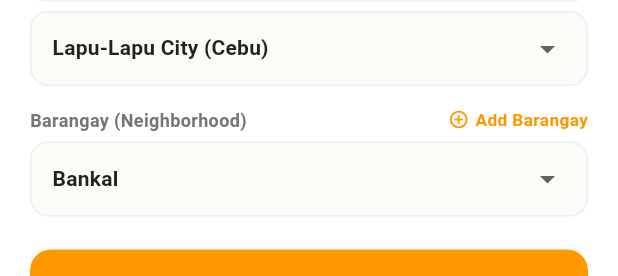
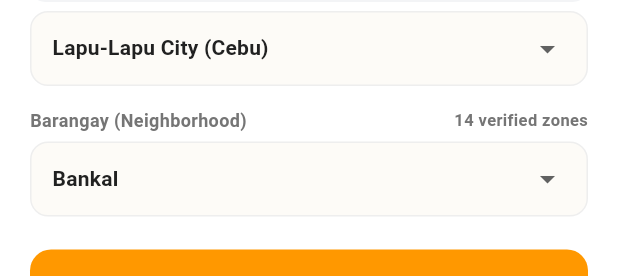
Before and after one commit to Ractopen-Academic/Poke-Iring, a Flutter app: the TerritorySelectionSheet widget shown alone on an empty page, opened directly with empty values, after a tap on "Detect Neighborhood from GPS", on a phone screen of 412 x 824 dp. Shown: the part 328-604 px from the top of the screen. Run offline on Flutter 3.47's test engine with Material 3 defaults, Android fonts, the phone set to English and light mode, and no system bars; our stand-ins replace cached_network_image, cloud_firestore, firebase_auth, firebase_core, firebase_storage, flutter_cache_manager and 9 more; accounts and stored records are empty; network calls fail.

Commit message:
feat(territory): implement autonomous gps territory detection and auto-sync

```diff
--- a/lib/core/constants/app_version.dart
+++ b/lib/core/constants/app_version.dart
@@ -3,10 +3,10 @@ class AppVersion {
 
   // Major remains locked at 0 during pre-release until full functional stability
   static const int major = 0;
-  static const int feature = 27;
+  static const int feature = 28;
   static const int patch = 0;
   static const String flag = 'f'; // f = feature, b = bugfix, r = refactor
-  static const int iteration = 33;
+  static const int iteration = 34;
   static const String stage = 'Pre-Alpha';
   static const String buildDate = '2026.10.31';
 
@@ -14,5 +14,5 @@ class AppVersion {
   static String get releaseTag => 'v$semanticVersion-$flag$iteration';
   static String get badgeDisplay => '$releaseTag ($stage)';
   static String get buildSubtitle =>
-      'Build $buildDate • Online-First Architecture Standardization';
+      'Build $buildDate • Autonomous GPS Territory Detection & Auto-Sync Engine';
 }
--- a/lib/features/territory/data/services/territory_service_impl.dart
+++ b/lib/features/territory/data/services/territory_service_impl.dart
@@ -16,6 +16,12 @@ class TerritoryServiceImpl implements TerritoryService {
   static TerritoryServiceImpl? _instance;
   static TerritoryServiceImpl get instance =>
       _instance ??= TerritoryServiceImpl();
+
+  @visibleForTesting
+  static set instance(TerritoryServiceImpl value) => _instance = value;
+
+  @visibleForTesting
+  static void resetInstance() => _instance = null;
 
   final LocationService _locationService;
   final ReverseGeocodingService _geocodingService;
@@ -209,6 +215,33 @@ class TerritoryServiceImpl implements TerritoryService {
     return ExplorerTerritory.defaultTerritory;
   }
 
+  @override
+  Future<ExplorerTerritory?> autoDetectAndSync(String userId) async {
+    try {
+      final loc = await _locationService.getCurrentLocation();
+      if (loc == null) {
+        return null;
+      }
+
+      final resolved = await _geocodingService.resolveCoordinates(
+        latitude: loc.latitude,
+        longitude: loc.longitude,
+      );
+
+      final verified = resolved.copyWith(
+        isHomeConfirmed: true,
+        latitude: loc.latitude,
+        longitude: loc.longitude,
+      );
+
+      await updateTerritory(userId, verified);
+      return verified;
+    } catch (e) {
+      debugPrint('autoDetectAndSync error: $e');
+      return null;
+    }
+  }
+
   @visibleForTesting
   void resetCache() {
     _cache.clear();
--- a/lib/features/territory/domain/services/territory_service.dart
+++ b/lib/features/territory/domain/services/territory_service.dart
@@ -5,4 +5,5 @@ abstract class TerritoryService {
   Future<ExplorerTerritory> getTerritory(String userId);
   Future<void> updateTerritory(String userId, ExplorerTerritory territory);
   Future<ExplorerTerritory> detectFromGps();
+  Future<ExplorerTerritory?> autoDetectAndSync(String userId);
 }
--- a/lib/features/territory/presentation/widgets/territory_selection_sheet.dart
+++ b/lib/features/territory/presentation/widgets/territory_selection_sheet.dart
@@ -120,7 +120,9 @@ class _TerritorySelectionSheetState extends State<TerritorySelectionSheet> {
 
   Future<void> _handleGpsDetect() async {
     setState(() => _isDetecting = true);
-    final detected = await TerritoryServiceImpl.instance.detectFromGps();
+    final detected =
+        await TerritoryServiceImpl.instance.autoDetectAndSync(widget.userId) ??
+            await TerritoryServiceImpl.instance.detectFromGps();
     if (!mounted) return;
 
     setState(() {
@@ -152,55 +154,8 @@ class _TerritorySelectionSheetState extends State<TerritorySelectionSheet> {
         }
       }
     });
-  }
 
-  Future<void> _promptAddCustomBarangay() async {
-    final textController = TextEditingController();
-    final newBarangay = await showDialog<String>(
-      context: context,
-      builder: (ctx) => AlertDialog(
-        title: const Text('Add Neighborhood Barangay'),
-        content: TextField(
-          controller: textController,
-          autofocus: true,
-          decoration: InputDecoration(
-            labelText: 'Barangay Name',
-            hintText: 'e.g. San Roque',
-            border: OutlineInputBorder(borderRadius: BorderRadius.circular(10)),
-          ),
-        ),
-        actions: [
-          TextButton(
-            onPressed: () => Navigator.of(ctx).pop(null),
-            child: const Text('Cancel'),
-          ),
-          ElevatedButton(
-            style: ElevatedButton.styleFrom(
-              backgroundColor: AppColors.primary,
-              foregroundColor: Colors.white,
-            ),
-            onPressed: () {
-              final val = textController.text.trim();
-              if (val.isNotEmpty) {
-                Navigator.of(ctx).pop(val);
-              }
-            },
-            child: const Text('Add'),
-          ),
-        ],
-      ),
-    );
-
-    if (newBarangay != null && mounted) {
-      await _dataSource.registerBarangay(
-        cityName: _selectedCity,
-        barangayName: newBarangay,
-      );
-      await _loadTerritories();
-      setState(() {
-        _selectedBarangay = newBarangay;
-      });
-    }
+    widget.onTerritorySaved?.call(detected);
   }
 
   Future<void> _saveTerritory() async {
@@ -425,7 +380,7 @@ class _TerritorySelectionSheetState extends State<TerritorySelectionSheet> {
                 ),
                 const SizedBox(height: 14),
 
-                // Barangay Picker & Add Custom Action
+                // Barangay Picker
                 Row(
                   mainAxisAlignment: MainAxisAlignment.spaceBetween,
                   children: [
@@ -437,26 +392,12 @@ class _TerritorySelectionSheetState extends State<TerritorySelectionSheet> {
                         color: AppColors.textSecondary,
                       ),
                     ),
-                    GestureDetector(
-                      onTap: _promptAddCustomBarangay,
-                      child: const Row(
-                        mainAxisSize: MainAxisSize.min,
-                        children: [
-                          Icon(
-                            Icons.add_circle_outline_rounded,
-                            size: 14,
-                            color: AppColors.primary,
-                          ),
-                          SizedBox(width: 4),
-                          Text(
-                            'Add Barangay',
-                            style: TextStyle(
-                              fontSize: 11.5,
-                              fontWeight: FontWeight.w700,
-                              color: AppColors.primary,
-                            ),
-                          ),
-                        ],
+                    Text(
+                      '${availableBarangays.length} verified zones',
+                      style: const TextStyle(
+                        fontSize: 11,
+                        fontWeight: FontWeight.w600,
+                        color: AppColors.textSecondary,
                       ),
                     ),
                   ],
--- a/pubspec.yaml
+++ b/pubspec.yaml
@@ -2,7 +2,7 @@ name: pokeiring
 description: "A gamified cat discovery and exploration app combining on-device AI classification with GPS mapping."
 publish_to: 'none'
 
-version: 0.27.0+33
+version: 0.28.0+34
 
 environment:
   sdk: ^3.13.7
```
Also changed, not shown: lib/features/home/presentation/pages/dashboard_page.dart (+93 -21 lines), 3 other files.
